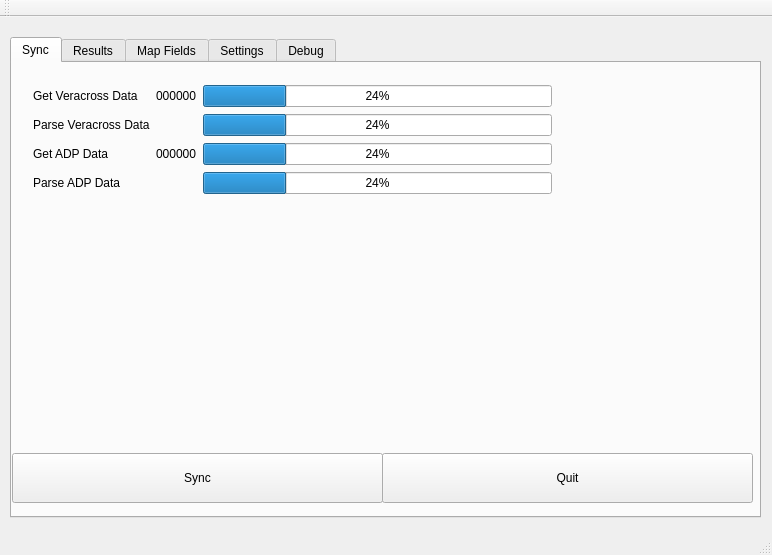
The window that QT/ADP/mainwindow.ui (beckf/vc-adp-sync) describes before a commit, drawn with Qt 5.
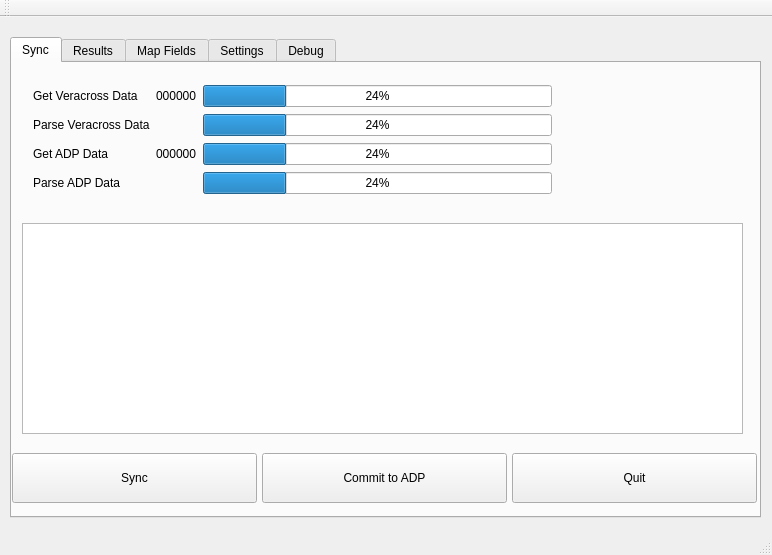
The same window after the commit.

```diff
--- a/QT/ADP/mainwindow.ui
+++ b/QT/ADP/mainwindow.ui
@@ -130,7 +130,7 @@
        <rect>
         <x>0</x>
         <y>390</y>
-        <width>371</width>
+        <width>245</width>
         <height>50</height>
        </rect>
       </property>
@@ -141,9 +141,9 @@
      <widget class="QPushButton" name="btn_quit">
       <property name="geometry">
        <rect>
-        <x>370</x>
+        <x>500</x>
         <y>390</y>
-        <width>371</width>
+        <width>245</width>
         <height>50</height>
        </rect>
       </property>
@@ -151,6 +151,35 @@
        <string>Quit</string>
       </property>
      </widget>
+     <widget class="QPushButton" name="btn_commitToADP">
+      <property name="geometry">
+       <rect>
+        <x>250</x>
+        <y>390</y>
+        <width>245</width>
+        <height>50</height>
+       </rect>
+      </property>
+      <property name="statusTip">
+       <string>Commit Changes to ADP</string>
+      </property>
+      <property name="text">
+       <string>Commit to ADP</string>
+      </property>
+     </widget>
+     <widget class="QPlainTextEdit" name="txt_SyncDataResults">
+      <property name="geometry">
+       <rect>
+        <x>10</x>
+        <y>160</y>
+        <width>721</width>
+        <height>211</height>
+       </rect>
+      </property>
+      <property name="statusTip">
+       <string>Data differences ready to be commited to ADP</string>
+      </property>
+     </widget>
     </widget>
     <widget class="QWidget" name="resultsTab">
      <attribute name="title">
```
Left out of the diff: 33 changed lines with no effect on the pictures.
